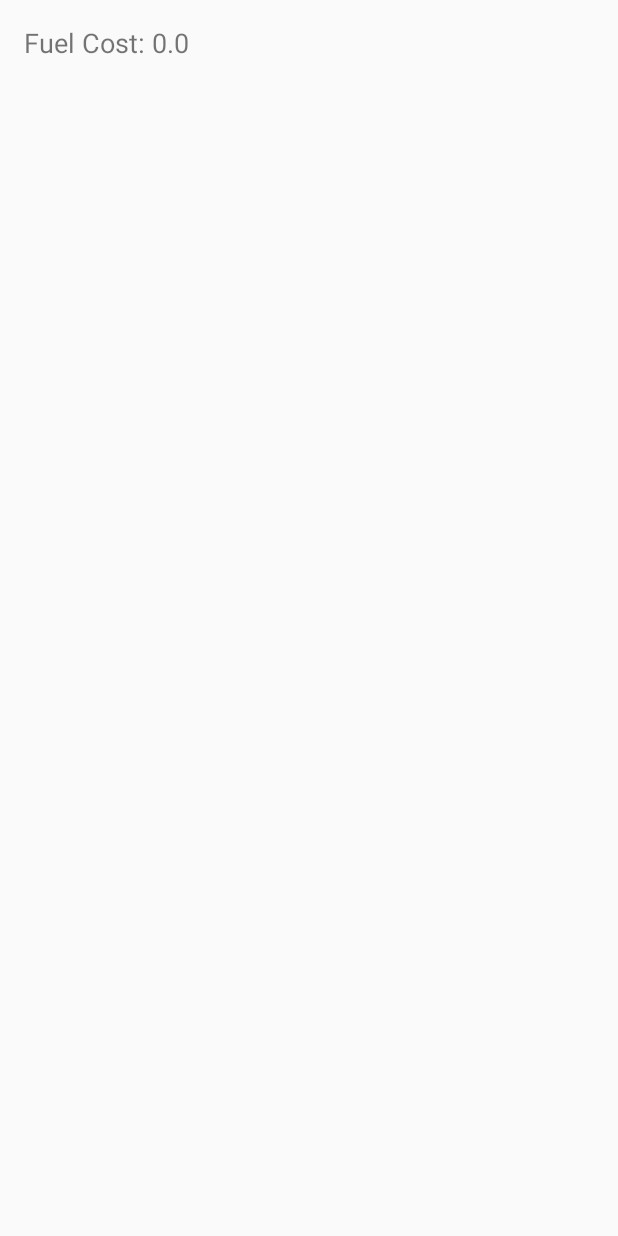
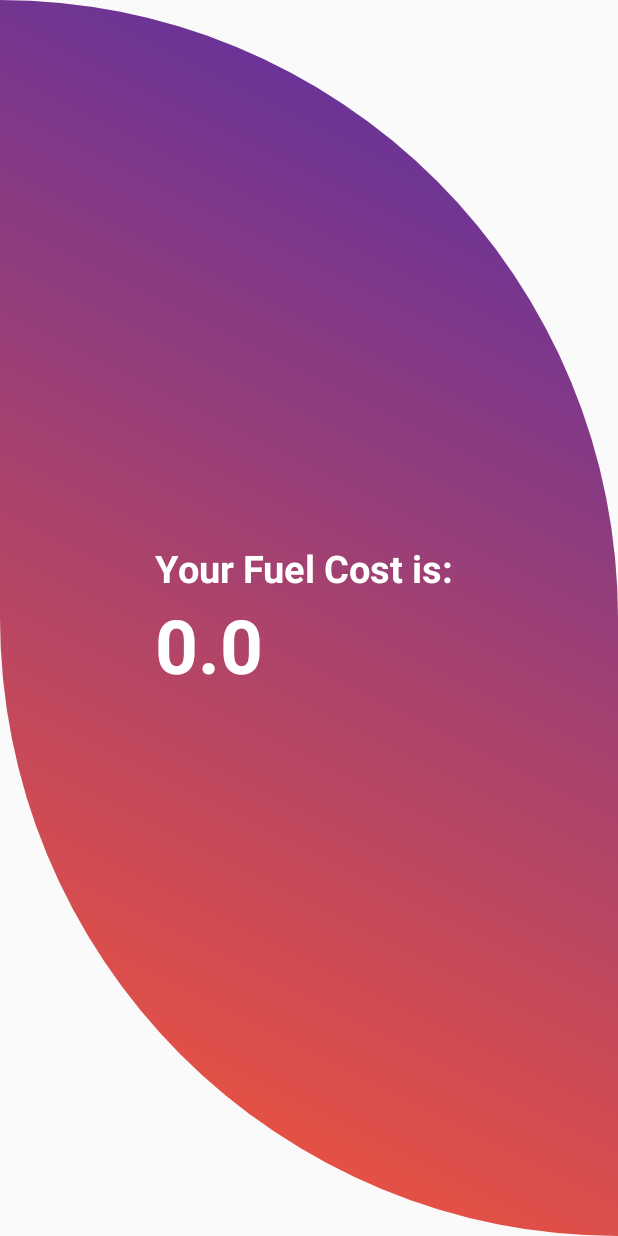
Before and after one commit to Revplay1/fuelcalc, an Android app: the ResultActivity screen opened directly, with no data from a screen before it, on a phone screen of 412 x 824 dp. Before the commit the screen is almost empty. Run offline under Robolectric (Android 15) with nearby library versions, the phone set to English and light mode, and no system bars.

Commit message:
changes to activity_result.xml and ResultActivity.kt

```diff
--- a/app/src/main/java/content/v1/fuelcalc/ResultActivity.kt
+++ b/app/src/main/java/content/v1/fuelcalc/ResultActivity.kt
@@ -14,6 +14,6 @@ class ResultActivity : AppCompatActivity() {
         val fuelCost = intent.getDoubleExtra("FUEL_COST", 0.0)
         val tvResult = findViewById<TextView>(R.id.tvResult)
 
-        tvResult.text = "Fuel Cost: $fuelCost"
+        tvResult.text = "$fuelCost"
     }
 }
--- a/app/src/main/res/layout/activity_result.xml
+++ b/app/src/main/res/layout/activity_result.xml
@@ -6,19 +6,39 @@
     android:layout_width="match_parent"
     android:layout_height="match_parent"
     tools:context=".ResultActivity">
+
     <LinearLayout
-        xmlns:android="http://schemas.android.com/apk/res/android"
+        android:id="@+id/linearLayout2"
         android:layout_width="match_parent"
         android:layout_height="match_parent"
+        android:background="@drawable/gradient_bgbutton"
+        android:orientation="vertical" />
+
+    <LinearLayout
+        android:layout_width="wrap_content"
+        android:layout_height="wrap_content"
         android:orientation="vertical"
-        android:padding="16dp">
+        android:padding="16dp"
+        app:layout_constraintBottom_toBottomOf="parent"
+        app:layout_constraintEnd_toEndOf="parent"
+        app:layout_constraintStart_toStartOf="parent"
+        app:layout_constraintTop_toTopOf="parent">
 
+        <TextView
+            android:layout_width="match_parent"
+            android:layout_height="wrap_content"
+            android:textStyle="bold"
+            android:textColor="@color/white"
+            android:text="Your Fuel Cost is: "
+            android:textSize="25sp" />
         <TextView
             android:id="@+id/tvResult"
             android:layout_width="match_parent"
             android:layout_height="wrap_content"
-            android:textSize="18sp"
-            android:text="Fuel Cost: " />
+            android:textStyle="bold"
+            android:textColor="@color/white"
+            android:text=""
+            android:textSize="50dp" />
     </LinearLayout>
 
 
```
